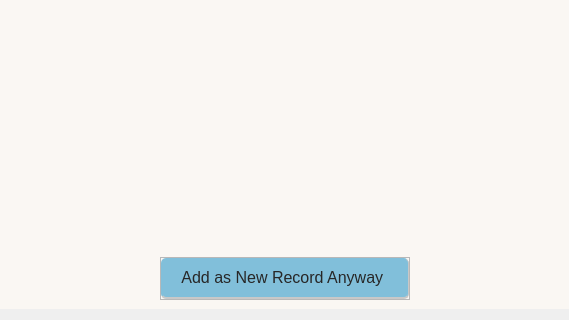
DreddVDomasian/Petmate-Desktop-Application, file Frontend/duplicateDialog.ui: the form before one commit; both pictures show x 172 to 741 and y 256 to 576 of the 914 by 576 pixel window.
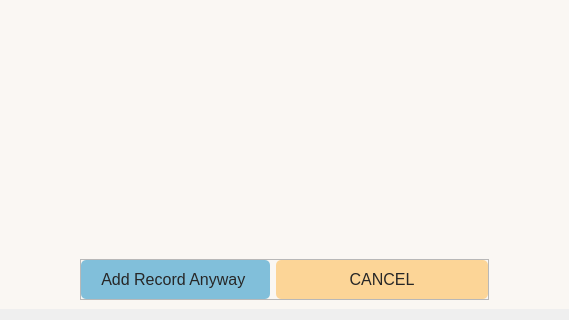
The form after the commit. Icons and pictures are not drawn.

Commit message:
Improve duplicate patient handling and dialog UI
Enhanced backend duplicate patient check with better error handling and flexible middle name matching. Updated frontend duplicate dialog to add a cancel button, improved shadow effects, and refined button styles. Adjusted confirm card and delete logic to support dialog rejection. Minor UI layout tweaks for better usability.

The edit to the form file:
```diff
--- a/Frontend/duplicateDialog.ui
+++ b/Frontend/duplicateDialog.ui
@@ -195,7 +195,7 @@
               <x>0</x>
               <y>0</y>
               <width>876</width>
-              <height>422</height>
+              <height>424</height>
              </rect>
             </property>
             <layout class="QVBoxLayout" name="verticalLayout_4"/>
@@ -240,8 +240,6 @@
             <string notr="true">QPushButton{
 	background-color:rgb(129, 191, 218);
 	border-radius: 5px;
-	border-right:1px solid rgb(200, 200, 200);
-	border-bottom:2px solid rgb(200, 200, 200);
 	padding:10px 20px 10px 20px;
 }
 
@@ -251,7 +249,37 @@
 }</string>
            </property>
            <property name="text">
-            <string>Add as New Record Anyway </string>
+            <string>Add Record Anyway </string>
+           </property>
+          </widget>
+         </item>
+         <item>
+          <widget class="QPushButton" name="CancelBtn">
+           <property name="sizePolicy">
+            <sizepolicy hsizetype="Expanding" vsizetype="Fixed">
+             <horstretch>0</horstretch>
+             <verstretch>0</verstretch>
+            </sizepolicy>
+           </property>
+           <property name="minimumSize">
+            <size>
+             <width>212</width>
+             <height>0</height>
+            </size>
+           </property>
+           <property name="styleSheet">
+            <string notr="true">QPushButton{
+	background-color: #FCD597;
+	border-radius: 5px;
+	padding:10px 20px 10px 20px;
+}
+QPushButton:hover{
+background-color: rgb(223, 188, 134);
+border-radius: 10px;
+}</string>
+           </property>
+           <property name="text">
+            <string>CANCEL</string>
            </property>
           </widget>
          </item>
```
Left out of the diff: 2 changed lines with no effect on the pictures. The commit also changes 5 other files.
